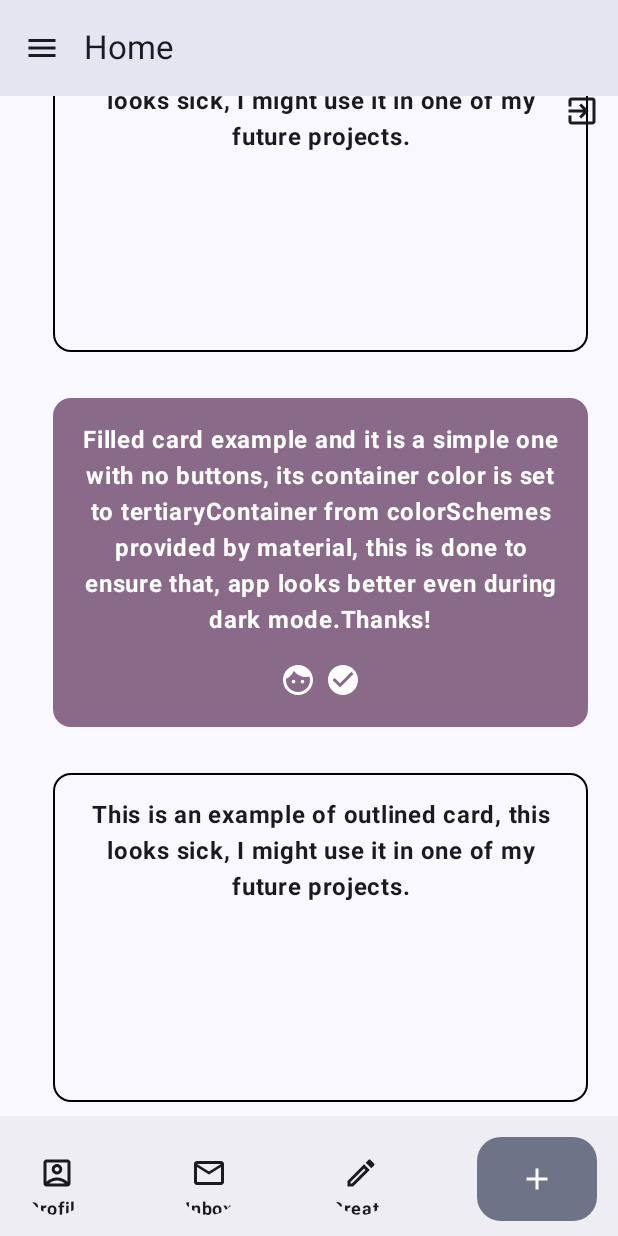
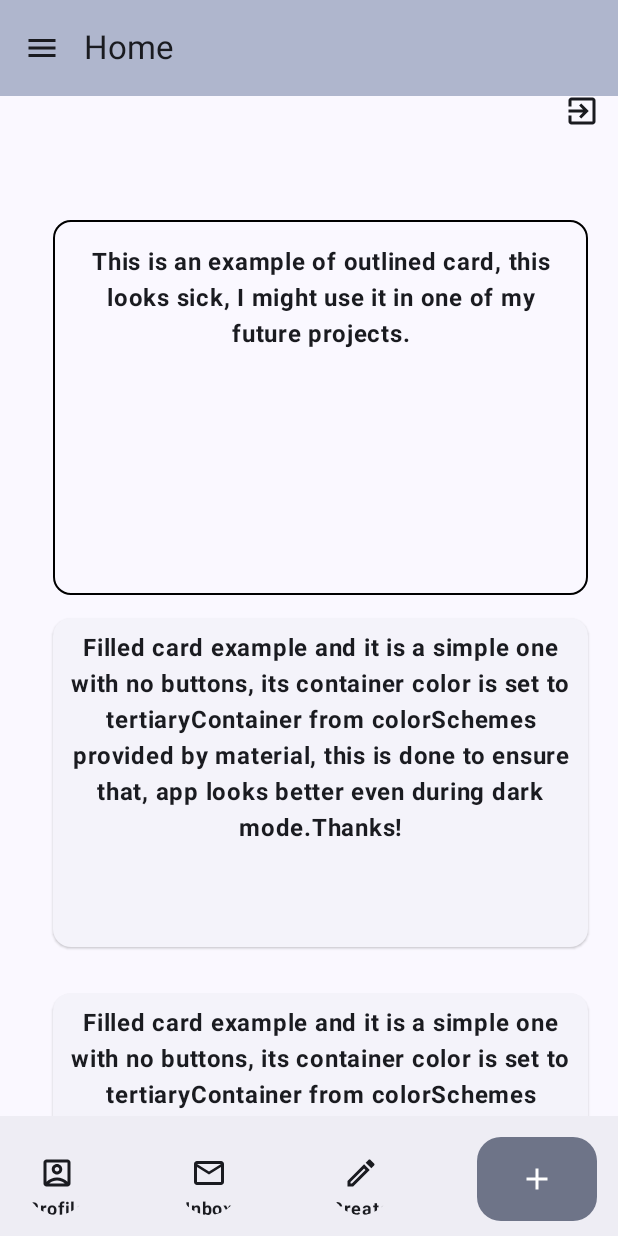
Before and after one commit to YadavYashvant/Compose-Material3, an Android app built with Jetpack Compose: the screen it shows after launch (MainActivity), on a phone screen of 412 x 824 dp. Run offline under Robolectric (Android 15) with nearby library versions, the phone set to English and light mode, and no system bars.

Commit message:
setting up status bar with other components

```diff
--- a/app/src/main/java/com/example/compose_material3/DissmissibleNavigationDrawer.kt
+++ b/app/src/main/java/com/example/compose_material3/DissmissibleNavigationDrawer.kt
@@ -40,6 +40,7 @@ import androidx.compose.material3.TopAppBar
 import androidx.compose.material3.TopAppBarDefaults
 import androidx.compose.material3.rememberDrawerState
 import androidx.compose.material3.surfaceColorAtElevation
+import androidx.compose.runtime.mutableStateListOf
 import androidx.compose.runtime.mutableStateOf
 import androidx.compose.runtime.remember
 import androidx.compose.runtime.rememberCoroutineScope
@@ -107,7 +108,7 @@ fun NavigationDrawer(
                         }
                     },
                     colors = TopAppBarDefaults.smallTopAppBarColors(
-                        containerColor = MaterialTheme.colorScheme.surfaceColorAtElevation(5.dp)
+                        containerColor = MaterialTheme.colorScheme.surfaceColorAtElevation(2000.dp)
                     )
 
                 )
@@ -120,7 +121,9 @@ fun NavigationDrawer(
                             //.scrollable(scrollState, enabled = true, orientation = Orientation.Vertical)
                             .verticalScroll(rememberScrollState())
                     ) {
-                        OutlinedCardExample()
+                        OutlinedCardspl(paddingValues = it)
+                        ElevatedCard()
+                        ElevatedCard()
                         FilledcardExample()
                         OutlinedCardExample()
                         OutlinedCardExample()
@@ -142,3 +145,8 @@ fun NavigationDrawer(
         )
     }
 }
+
+@Composable
+fun CustomList() {
+    val cards = remember { }
+}
--- /dev/null
+++ b/app/src/main/java/com/example/compose_material3/ElevatedCard.kt
@@ -0,0 +1,30 @@
+package com.example.compose_material3
+
+import androidx.compose.foundation.layout.Column
+import androidx.compose.foundation.layout.absolutePadding
+import androidx.compose.foundation.layout.padding
+import androidx.compose.foundation.layout.size
+import androidx.compose.material3.Text
+import androidx.compose.runtime.Composable
+import androidx.compose.ui.Modifier
+import androidx.compose.ui.text.font.FontWeight
+import androidx.compose.ui.text.style.TextAlign
+import androidx.compose.ui.unit.dp
+
+@Composable
+fun ElevatedCard() {
+    androidx.compose.material3.ElevatedCard(
+        modifier = Modifier
+            .size(width = 420.dp, height = 250.dp)
+            .padding(vertical = 15.dp, horizontal = 20.dp)
+            .absolutePadding(left = 15.dp)
+    ) {
+        Column {
+            Text(text = "Filled card example and it is a simple one with no buttons, its container color is set to tertiaryContainer from colorSchemes provided by material, this is done to ensure that, app looks better even during dark mode.Thanks!",
+                modifier = Modifier.padding(8.dp),
+                textAlign = TextAlign.Center,
+                fontWeight = FontWeight.Bold
+                )
+        }
+    }
+}
--- a/app/src/main/java/com/example/compose_material3/OutlinedCard.kt
+++ b/app/src/main/java/com/example/compose_material3/OutlinedCard.kt
@@ -1,8 +1,10 @@
 package com.example.compose_material3
 
 import androidx.compose.foundation.BorderStroke
+import androidx.compose.foundation.layout.PaddingValues
 import androidx.compose.foundation.layout.absolutePadding
 import androidx.compose.foundation.layout.padding
+import androidx.compose.foundation.layout.paddingFromBaseline
 import androidx.compose.foundation.layout.size
 import androidx.compose.material3.CardDefaults
 import androidx.compose.material3.MaterialTheme
@@ -17,12 +19,14 @@ import androidx.compose.ui.tooling.preview.Preview
 import androidx.compose.ui.unit.dp
 
 @Composable
-@Preview
 fun OutlinedCardExample() {
     OutlinedCard(
+        /*
         colors = CardDefaults.cardColors(
-            containerColor = MaterialTheme.colorScheme.surface,
+            containerColor = MaterialTheme.colorScheme.onSurface,
         ),
+
+         */
         border = BorderStroke(1.dp, Color.Black),
         modifier = Modifier
             .size(width = 420.dp, height = 250.dp)
@@ -38,3 +42,29 @@ fun OutlinedCardExample() {
         )
     }
 }
+
+@Composable
+fun OutlinedCardspl(paddingValues: PaddingValues) {
+    OutlinedCard(
+        /*
+        colors = CardDefaults.cardColors(
+            containerColor = MaterialTheme.colorScheme.onSurface,
+        ),
+
+         */
+        border = BorderStroke(1.dp, Color.Black),
+        modifier = Modifier
+            .paddingFromBaseline(top = 180.dp)
+            .size(width = 420.dp, height = 250.dp)
+            .padding( horizontal =20.dp)
+            .absolutePadding(left = 15.dp)
+    ) {
+        Text(
+            text = "This is an example of outlined card, this looks sick, I might use it in one of my future projects.",
+            modifier = Modifier
+                .padding(16.dp),
+            textAlign = TextAlign.Center,
+            fontWeight = FontWeight.Bold
+        )
+    }
+}
--- a/app/src/main/java/com/example/compose_material3/TopAppBar.kt
+++ b/app/src/main/java/com/example/compose_material3/TopAppBar.kt
@@ -1,6 +1,7 @@
 package com.example.compose_material3
 
 import android.annotation.SuppressLint
+import androidx.compose.foundation.background
 import androidx.compose.material.icons.Icons
 import androidx.compose.material.icons.filled.Menu
 import androidx.compose.material3.ExperimentalMaterial3Api
@@ -14,6 +15,7 @@ import androidx.compose.material3.TopAppBarColors
 import androidx.compose.material3.TopAppBarDefaults
 import androidx.compose.material3.surfaceColorAtElevation
 import androidx.compose.runtime.Composable
+import androidx.compose.ui.Modifier
 import androidx.compose.ui.unit.dp
 
 @SuppressLint("UnusedMaterial3ScaffoldPaddingParameter")
@@ -34,9 +36,13 @@ fun MainScreen() {
                              )
                          }
                      },
+                     /*
                      colors = TopAppBarDefaults.smallTopAppBarColors(
-                         containerColor = MaterialTheme.colorScheme.surfaceColorAtElevation(3.dp)
-                     )
+                         containerColor = MaterialTheme.colorScheme.surfaceColorAtElevation(0.dp)
+                     ),
+
+                      */
+                     modifier = Modifier.background(MaterialTheme.colorScheme.error)
 
                  )
         },
--- a/app/src/main/res/values/themes.xml
+++ b/app/src/main/res/values/themes.xml
@@ -1,5 +1,9 @@
 <?xml version="1.0" encoding="utf-8"?>
 <resources>
 
-    <style name="Theme.Composematerial3" parent="android:Theme.Material.Light.NoActionBar" />
+    <style name="Theme.Composematerial3" parent="android:Theme.Material.Light.NoActionBar" >
+
+        <item name="android:statusBarColor">@android:color/transparent</item>
+        <item name="android:navigationBarColor">@android:color/transparent</item>
+    </style>
 </resources>
```
